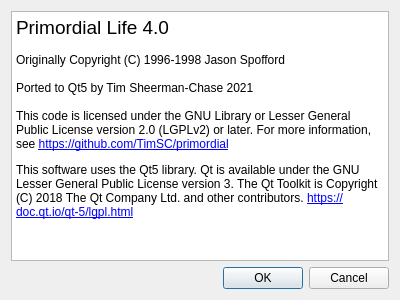
Above: LifeQt/aboutui.ui from TimSC/primordial before the change. Below: the same form after it.
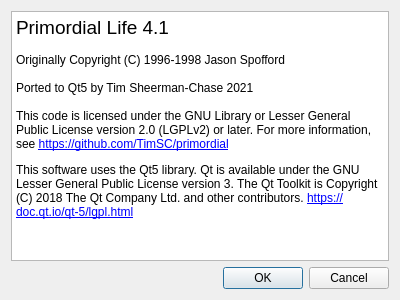
That is the form after the change.

What changed in the file:
```diff
--- a/LifeQt/aboutui.ui
+++ b/LifeQt/aboutui.ui
@@ -20,15 +20,15 @@
       <string>&lt;!DOCTYPE HTML PUBLIC &quot;-//W3C//DTD HTML 4.0//EN&quot; &quot;http://www.w3.org/TR/REC-html40/strict.dtd&quot;&gt;
 &lt;html&gt;&lt;head&gt;&lt;meta name=&quot;qrichtext&quot; content=&quot;1&quot; /&gt;&lt;style type=&quot;text/css&quot;&gt;
 p, li { white-space: pre-wrap; }
-&lt;/style&gt;&lt;/head&gt;&lt;body style=&quot; font-family:'Ubuntu'; font-size:10pt; font-weight:400; font-style:normal;&quot;&gt;
-&lt;p style=&quot; margin-top:0px; margin-bottom:0px; margin-left:0px; margin-right:0px; -qt-block-indent:0; text-indent:0px;&quot;&gt;&lt;span style=&quot; font-family:'Sans Serif'; font-size:14pt;&quot;&gt;Primordial Life 4.0&lt;/span&gt;&lt;/p&gt;
-&lt;p style=&quot;-qt-paragraph-type:empty; margin-top:0px; margin-bottom:0px; margin-left:0px; margin-right:0px; -qt-block-indent:0; text-indent:0px; font-family:'Sans Serif'; font-size:9pt;&quot;&gt;&lt;br /&gt;&lt;/p&gt;
-&lt;p style=&quot; margin-top:0px; margin-bottom:0px; margin-left:0px; margin-right:0px; -qt-block-indent:0; text-indent:0px;&quot;&gt;&lt;span style=&quot; font-family:'Sans Serif'; font-size:9pt;&quot;&gt;Originally Copyright (C) 1996-1998 Jason Spofford &lt;/span&gt;&lt;/p&gt;
-&lt;p style=&quot;-qt-paragraph-type:empty; margin-top:0px; margin-bottom:0px; margin-left:0px; margin-right:0px; -qt-block-indent:0; text-indent:0px; font-family:'Sans Serif'; font-size:9pt;&quot;&gt;&lt;br /&gt;&lt;/p&gt;
-&lt;p style=&quot; margin-top:0px; margin-bottom:0px; margin-left:0px; margin-right:0px; -qt-block-indent:0; text-indent:0px;&quot;&gt;&lt;span style=&quot; font-family:'Sans Serif'; font-size:9pt;&quot;&gt;Ported to Qt5 by Tim Sheerman-Chase 2021&lt;/span&gt;&lt;/p&gt;
-&lt;p style=&quot;-qt-paragraph-type:empty; margin-top:0px; margin-bottom:0px; margin-left:0px; margin-right:0px; -qt-block-indent:0; text-indent:0px; font-family:'Sans Serif'; font-size:9pt;&quot;&gt;&lt;br /&gt;&lt;/p&gt;
-&lt;p style=&quot; margin-top:0px; margin-bottom:0px; margin-left:0px; margin-right:0px; -qt-block-indent:0; text-indent:0px;&quot;&gt;&lt;span style=&quot; font-family:'Sans Serif'; font-size:9pt;&quot;&gt;This code is licensed under the GNU Library or Lesser General Public License version 2.0 (LGPLv2) or later. For more information, see &lt;/span&gt;&lt;a href=&quot;https://github.com/TimSC/primordial&quot;&gt;&lt;span style=&quot; font-family:'Sans Serif'; font-size:9pt; text-decoration: underline; color:#0000ff;&quot;&gt;https://github.com/TimSC/primordial&lt;/span&gt;&lt;/a&gt;&lt;/p&gt;
-&lt;p style=&quot; margin-top:12px; margin-bottom:12px; margin-left:0px; margin-right:0px; -qt-block-indent:0; text-indent:0px;&quot;&gt;&lt;span style=&quot; font-family:'Sans Serif'; font-size:9pt;&quot;&gt;This software uses the Qt5 library. Qt is available under the GNU Lesser General Public License version 3. The Qt Toolkit is Copyright (C) 2018 The Qt Company Ltd. and other contributors. &lt;/span&gt;&lt;a href=&quot;https://doc.qt.io/qt-5/lgpl.html&quot;&gt;&lt;span style=&quot; font-family:'Sans Serif'; font-size:9pt; text-decoration: underline; color:#0000ff;&quot;&gt;https://doc.qt.io/qt-5/lgpl.html&lt;/span&gt;&lt;/a&gt;&lt;/p&gt;&lt;/body&gt;&lt;/html&gt;</string>
+&lt;/style&gt;&lt;/head&gt;&lt;body style=&quot; font-family:'Sans Serif'; font-size:9pt; font-weight:400; font-style:normal;&quot;&gt;
+&lt;p style=&quot; margin-top:0px; margin-bottom:0px; margin-left:0px; margin-right:0px; -qt-block-indent:0; text-indent:0px;&quot;&gt;&lt;span style=&quot; font-size:14pt;&quot;&gt;Primordial Life 4.1&lt;/span&gt;&lt;/p&gt;
+&lt;p style=&quot;-qt-paragraph-type:empty; margin-top:0px; margin-bottom:0px; margin-left:0px; margin-right:0px; -qt-block-indent:0; text-indent:0px;&quot;&gt;&lt;br /&gt;&lt;/p&gt;
+&lt;p style=&quot; margin-top:0px; margin-bottom:0px; margin-left:0px; margin-right:0px; -qt-block-indent:0; text-indent:0px;&quot;&gt;Originally Copyright (C) 1996-1998 Jason Spofford &lt;/p&gt;
+&lt;p style=&quot;-qt-paragraph-type:empty; margin-top:0px; margin-bottom:0px; margin-left:0px; margin-right:0px; -qt-block-indent:0; text-indent:0px;&quot;&gt;&lt;br /&gt;&lt;/p&gt;
+&lt;p style=&quot; margin-top:0px; margin-bottom:0px; margin-left:0px; margin-right:0px; -qt-block-indent:0; text-indent:0px;&quot;&gt;Ported to Qt5 by Tim Sheerman-Chase 2021&lt;/p&gt;
+&lt;p style=&quot;-qt-paragraph-type:empty; margin-top:0px; margin-bottom:0px; margin-left:0px; margin-right:0px; -qt-block-indent:0; text-indent:0px;&quot;&gt;&lt;br /&gt;&lt;/p&gt;
+&lt;p style=&quot; margin-top:0px; margin-bottom:0px; margin-left:0px; margin-right:0px; -qt-block-indent:0; text-indent:0px;&quot;&gt;This code is licensed under the GNU Library or Lesser General Public License version 2.0 (LGPLv2) or later. For more information, see &lt;a href=&quot;https://github.com/TimSC/primordial&quot;&gt;&lt;span style=&quot; text-decoration: underline; color:#0000ff;&quot;&gt;https://github.com/TimSC/primordial&lt;/span&gt;&lt;/a&gt;&lt;/p&gt;
+&lt;p style=&quot; margin-top:12px; margin-bottom:12px; margin-left:0px; margin-right:0px; -qt-block-indent:0; text-indent:0px;&quot;&gt;This software uses the Qt5 library. Qt is available under the GNU Lesser General Public License version 3. The Qt Toolkit is Copyright (C) 2018 The Qt Company Ltd. and other contributors. &lt;a href=&quot;https://doc.qt.io/qt-5/lgpl.html&quot;&gt;&lt;span style=&quot; text-decoration: underline; color:#0000ff;&quot;&gt;https://doc.qt.io/qt-5/lgpl.html&lt;/span&gt;&lt;/a&gt;&lt;/p&gt;&lt;/body&gt;&lt;/html&gt;</string>
      </property>
     </widget>
    </item>
```
